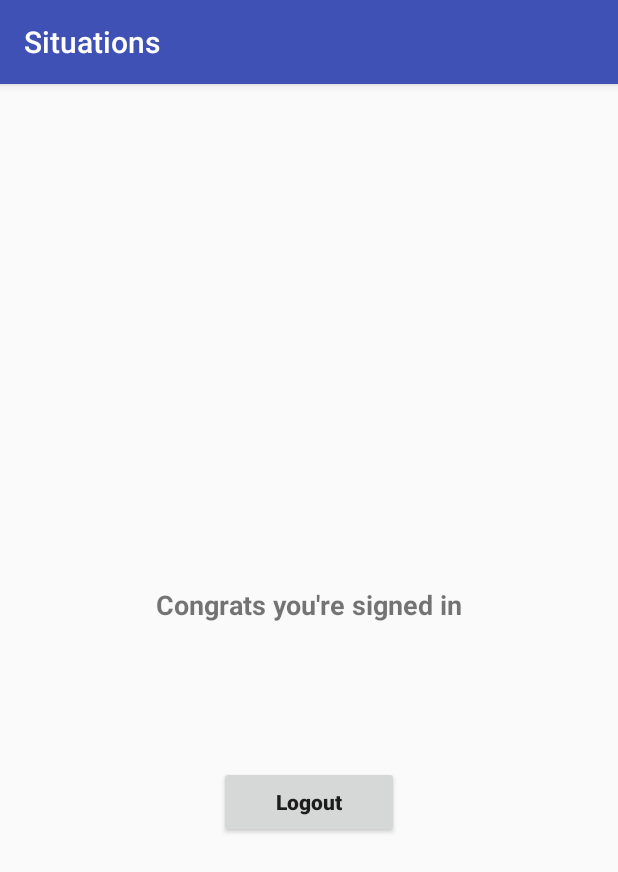
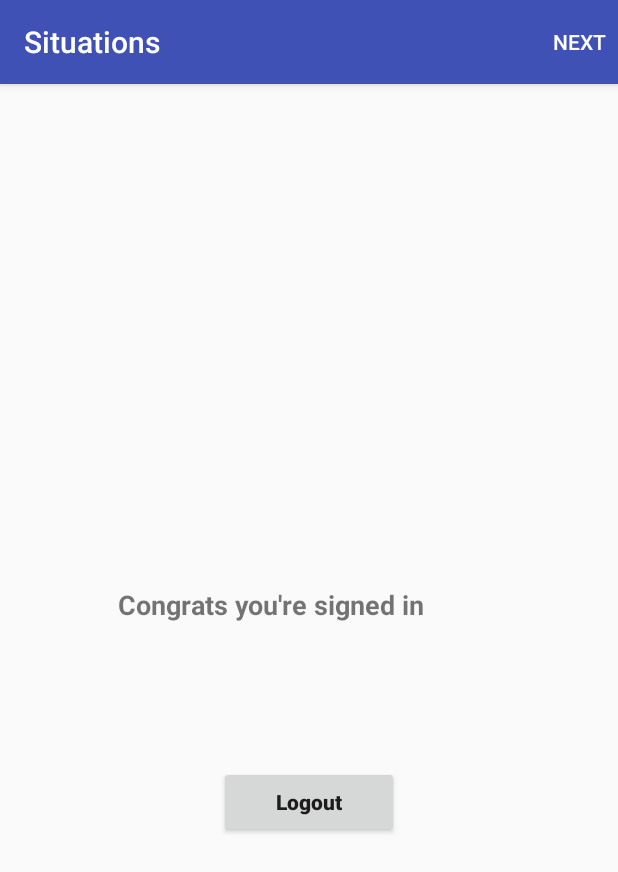
Before and after one commit to situationsdemo/situationsdemo, an Android app: the MainActivity screen opened directly, with no data from a screen before it, on a phone screen of 412 x 824 dp. Shown: the top 872 px of the screen. Run offline under Robolectric (Android 15) with nearby library versions, the phone set to English and light mode, and no system bars; our stand-ins replace Firebase (no records; nobody signed in at launch, a user with empty details on screens opened directly).

```diff
--- a/app/src/main/java/com/demo/situations/LogInPage.java
+++ b/app/src/main/java/com/demo/situations/LogInPage.java
@@ -69,7 +69,7 @@
         super.onStart();
         currentUser = mAuth.getCurrentUser();
         if(currentUser != null){
-            startActivity(createSituations);
+            startActivity(main_activity);
         }
     }
 
@@ -104,7 +104,7 @@
                     @Override
                     public void onComplete(@NonNull Task<AuthResult> task) {
                         if(task.isSuccessful()){
-                            startActivity(createSituations);
+                            startActivity(main_activity);
                         }
                         else{
                             ThrowException(task.getException());
@@ -172,7 +172,7 @@
                     public void onComplete(@NonNull Task<AuthResult> task) {
                         if (task.isSuccessful()) {
                             currentUser = mAuth.getCurrentUser();
-                            startActivity(createSituations);
+                            startActivity(main_activity);
                         } else {
                             ThrowException(task.getException());
                         }
--- a/app/src/main/java/com/demo/situations/MainActivity.java
+++ b/app/src/main/java/com/demo/situations/MainActivity.java
@@ -3,6 +3,8 @@
 import android.content.Intent;
 import android.support.v7.app.AppCompatActivity;
 import android.os.Bundle;
+import android.view.Menu;
+import android.view.MenuItem;
 import android.view.View;
 import android.widget.Button;
 
@@ -32,7 +34,19 @@
                 .requestIdToken(getString(R.string.default_web_client_id))
                 .requestEmail()
                 .build();
+
+
+
     }
+
+    @Override
+    public boolean onCreateOptionsMenu(Menu menu) {
+
+        getMenuInflater().inflate(R.menu.nav_drawer_menu,menu);
+
+        return super.onCreateOptionsMenu(menu);
+    }
+
     @Override
     public void onClick(View view) {
         switch(view.getId())
--- a/app/src/main/res/menu/nav_drawer_menu.xml
+++ b/app/src/main/res/menu/nav_drawer_menu.xml
@@ -2,24 +2,36 @@
 <menu xmlns:tools="http://schemas.android.com/tools"
     xmlns:app="http://schemas.android.com/apk/res-auto"
     xmlns:android="http://schemas.android.com/apk/res/android">
+
+    <!--
     <item
         android:id="@+id/nav_drawer_menu_item_home"
         android:title="Home"
-        android:icon="@drawable/ic_home_black_24dp">
+        android:icon="@drawable/ic_home_black_24dp"
+        >
 
     </item>
 
     <item
         android:id="@+id/nav_drawer_menu_item_settings"
         android:title="Settings"
-        android:icon="@drawable/ic_settings_black_24dp">
+        android:icon="@drawable/ic_settings_black_24dp"
+        >
 
     </item>
 
     <item
         android:id="@+id/nav_drawer_menu_item_logout"
         android:title="Log out"
-        android:icon="@drawable/ic_log_out">
+        android:icon="@drawable/ic_log_out"
+        >
+
+    </item>-->
+    <item
+        android:id="@+id/next_arrow"
+        android:title="Next"
+        app:showAsAction="always"
+        >
 
     </item>
 
--- a/app/src/main/res/values/colors.xml
+++ b/app/src/main/res/values/colors.xml
@@ -1,7 +1,7 @@
 <?xml version="1.0" encoding="utf-8"?>
 <resources>
-    <color name="colorPrimary">#3F51B5</color>
+    <color name="colorPrimary">#3f51b5</color>
     <color name="colorPrimaryDark">#303f9f</color>
-    <color name="colorAccent">#FF4081</color>
+    <color name="colorAccent">#ff4081</color>
     <color name="white">#ffffff</color>
 </resources>
```
Also changed, not shown: app/src/main/java/com/demo/situations/CreateSituations.java (+5 -2 lines), app/src/main/res/drawable/ic_arrow_forward_black_24dp.xml (added, +9 -0 lines), app/src/main/res/layout-v21/activity_create_situations.xml (renamed from app/src/main/AndroidManifest.xml, +18 -21 lines).
